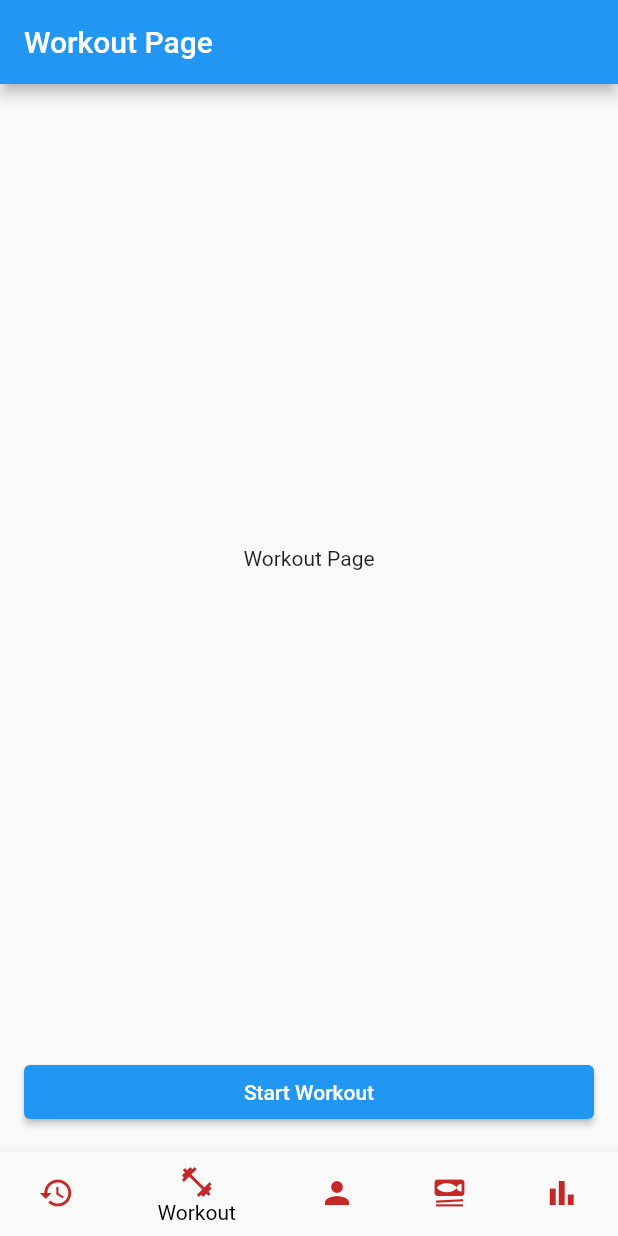
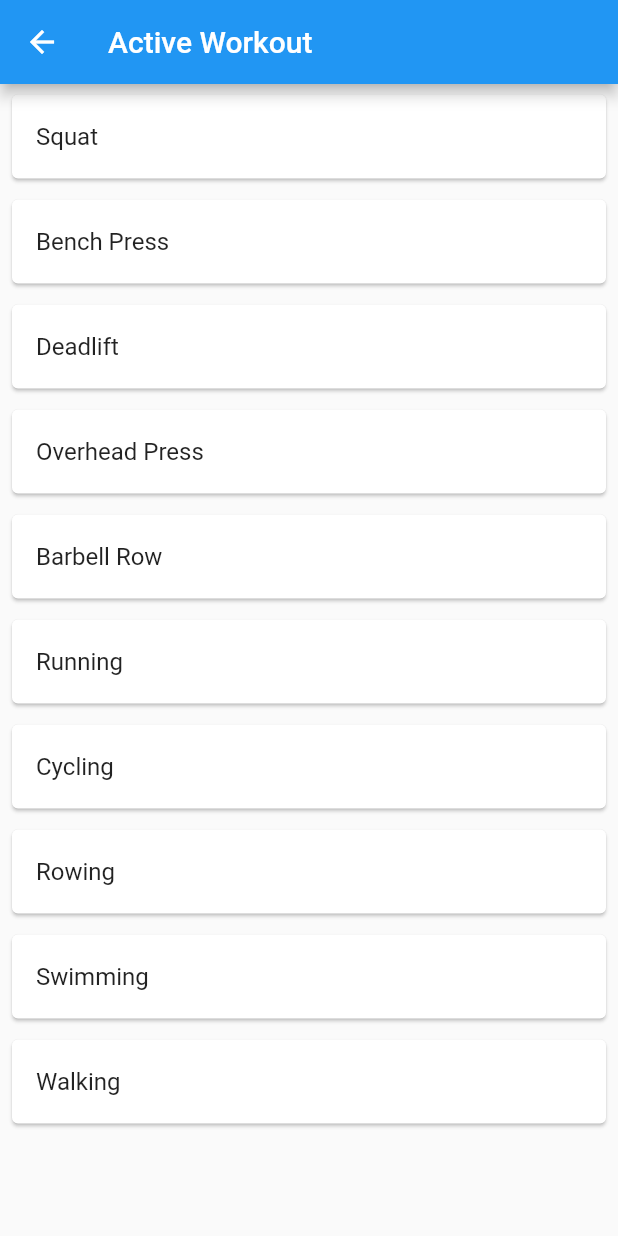
Before and after one commit to FrederikvSvane/FitMate, a Flutter app: the screen it shows after launch, item 2 of the bottom bar chosen, after a tap on "Start Workout", on a phone screen of 412 x 824 dp. Run offline on Flutter 3.47's test engine with Material 2 defaults, Android fonts, the phone set to English and light mode, and no system bars; missing offline and left inert: simple_barcode_scanner.

Commit message:
activeWorkout page + objekter
Tilføjet pagen activeWorkout, som startes idet en ny workout igangsættes. Detil er der laves objekter i klasse svarende til weightExercise og cardioExercise.
Og lidt andre ting hist og her

```diff
--- /dev/null
+++ b/lib/classes/cardioExercise.dart
@@ -0,0 +1,10 @@
+import 'package:flutter/material.dart';
+
+class CardioExercise {
+  String name;
+  int time;
+  int distance;
+  int speed;
+
+  CardioExercise({required this.name, required this.time, required this.distance, required this.speed});
+}
--- /dev/null
+++ b/lib/classes/weightExercise.dart
@@ -0,0 +1,12 @@
+import 'package:flutter/material.dart';
+
+//This class should create an exercise object, containing the name of the exercise, the number of sets, reps and weight
+
+class WeightExercise {
+  String name;
+  int sets;
+  int reps;
+  int weight;
+
+  WeightExercise({required this.name, required this.sets, required this.reps, required this.weight});
+}
--- a/lib/main.dart
+++ b/lib/main.dart
@@ -1,5 +1,6 @@
 import 'package:flutter/material.dart';
 import 'package:flutter_fitness_app/pages/navigation.dart';
+import 'package:flutter_fitness_app/pages/activeWorkout.dart';
 
 
 Future<void> main()  async {
@@ -26,6 +27,7 @@ Future<void> main()  async {
     initialRoute: "/",
     routes: {
       "/": (context) => const Navigation(),
+      "/activeWorkout": (context) => const ActiveWorkout(),
     },
   ));
 }
--- /dev/null
+++ b/lib/pages/activeWorkout.dart
@@ -0,0 +1,88 @@
+import 'package:flutter/material.dart';
+import 'package:flutter_fitness_app/classes/weightExercise.dart';
+import 'package:flutter_fitness_app/classes/cardioExercise.dart';
+
+class ActiveWorkout extends StatefulWidget {
+  const ActiveWorkout({super.key});
+
+  @override
+  State<ActiveWorkout> createState() => _ActiveWorkoutState();
+}
+
+class _ActiveWorkoutState extends State<ActiveWorkout> {
+
+  //This is very smart ok
+  //Vi laver objekter til weight exercise og cardio exercise
+  //Og så gemmer vi dem i en liste
+
+  List<WeightExercise> weightExercises = [
+    WeightExercise(name: "Squat", sets: 3, reps: 10, weight: 60), //Objekterne jeg sætter ind her er bare til at teste med :DD
+    WeightExercise(name: "Bench Press", sets: 3, reps: 10, weight: 60),
+    WeightExercise(name: "Deadlift", sets: 3, reps: 10, weight: 60),
+    WeightExercise(name: "Overhead Press", sets: 3, reps: 10, weight: 60),
+    WeightExercise(name: "Barbell Row", sets: 3, reps: 10, weight: 60),
+  ];
+  List<CardioExercise> cardioExercises = [
+    CardioExercise(name: "Running", time: 30, distance: 5, speed: 10),
+    CardioExercise(name: "Cycling", time: 30, distance: 5, speed: 10),
+    CardioExercise(name: "Rowing", time: 30, distance: 5, speed: 10),
+    CardioExercise(name: "Swimming", time: 30, distance: 5, speed: 10),
+    CardioExercise(name: "Walking", time: 30, distance: 5, speed: 10),
+  ];
+
+  //Så skal vi også have noget total weight lifted, time spent working out, calories burned yada yada yada
+
+  int totalWeightLifted = 0;
+  int totalTimeSpent = 0;
+  int totalCaloriesBurned = 0;
+  int totalDistance = 0;
+  int amountOfNewRecords = 0;
+
+
+  @override
+  Widget build(BuildContext context) {
+    return Scaffold(
+      appBar: AppBar(
+        title: Text('Active Workout'),
+      ),
+      body: ListView.builder(
+        itemCount: weightExercises.length + cardioExercises.length,
+        itemBuilder: (context, index) {
+          if (index < weightExercises.length) {
+
+            return Padding(
+              padding: const EdgeInsets.symmetric(vertical: 3.0, horizontal: 4.0),
+              child: Card(
+                child: ListTile(
+                  onTap: () {
+                    // Noget logik for at trykke på styrke øvelse
+                  },
+                  title: Text(weightExercises[index].name),
+                ),
+              ),
+            );
+          } else {
+
+            int cardioIndex = index - weightExercises.length;
+            //Det kan godt være at der kommer problemer med det her,
+            // når vi skal kunne tilføje øvelser manuelt inde i appen....
+            // Vi må se
+
+            return Padding(
+              padding: const EdgeInsets.symmetric(vertical: 3.0, horizontal: 4.0),
+              child: Card(
+                child: ListTile(
+                  onTap: () {
+                    // Noget logik for at trykke på cardio øvelse
+                  },
+                  title: Text(cardioExercises[cardioIndex].name),
+                ),
+              ),
+            );
+          }
+        },
+      ),
+
+    );
+  }
+}
--- a/lib/pages/workout.dart
+++ b/lib/pages/workout.dart
@@ -1,6 +1,13 @@
 import 'package:flutter/material.dart';
 
-class Workout extends StatelessWidget {
+class Workout extends StatefulWidget {
+  @override
+  _WorkoutState createState() => _WorkoutState();
+}
+
+class _WorkoutState extends State<Workout> {
+  Map<String, dynamic> data = {};
+
   @override
   Widget build(BuildContext context) {
     return Scaffold(
@@ -19,8 +26,21 @@ class Workout extends StatelessWidget {
             padding: EdgeInsets.all(16.0),
             child: ElevatedButton(
               onPressed: () {
-                // Button click logic goes here
-              },
+                dynamic result = Navigator.pushNamed(context, "/activeWorkout");
+                setState(() {
+
+                  // Her skal dataen fra den aktive workout videresendes til næste skærm
+                  // Men jeg er hverken sikker på om det er den her skærm, der skal bruge dataen,
+                  // eller hvad dataen er endnu.
+                  // Vi må se hvad der sker når vi kommer så langt :p
+
+                  // Den kommer i hvert fald til at være noget i retning af:
+                  // data = {
+                  //   "weightExercises": result["weightExercises"],
+                  //   "cardioExercises": result["cardioExercises"],
+
+                });
+                },
               child: Text('Start Workout'),
             ),
           ),
```
